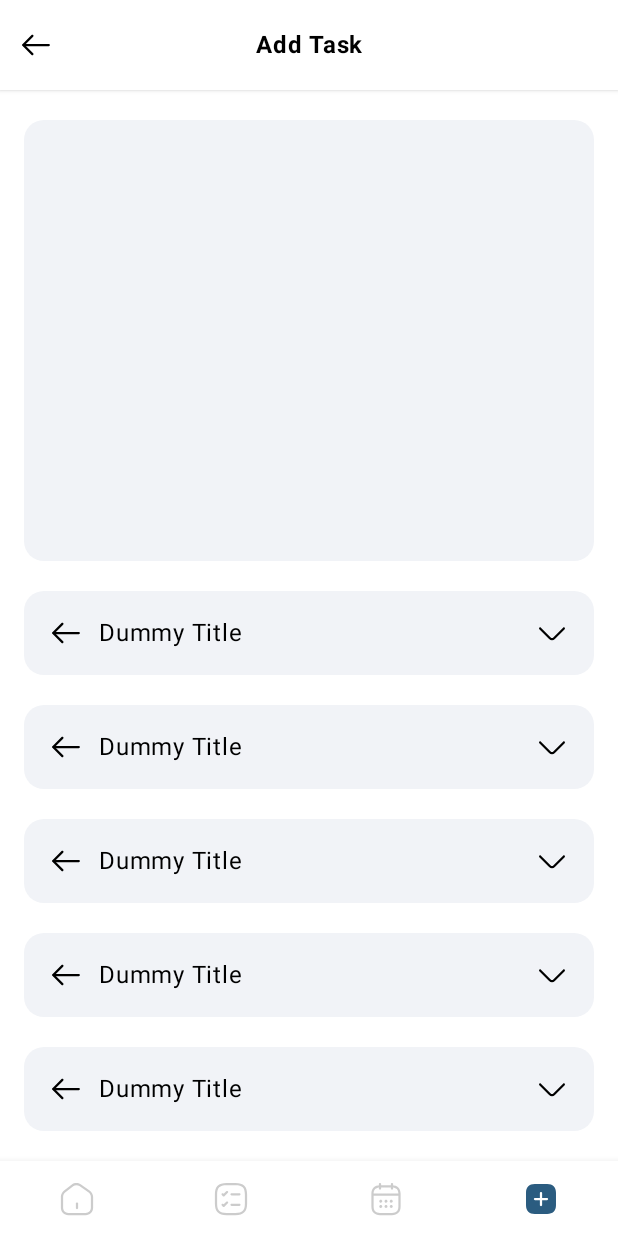
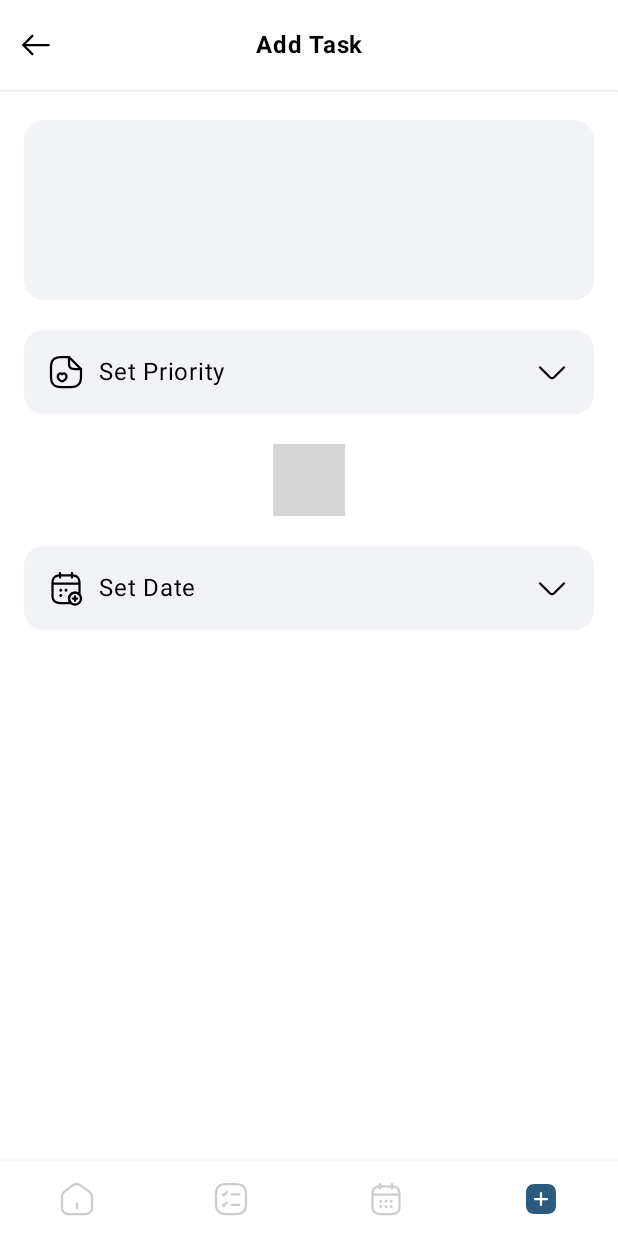
Before and after one commit to AssoulYasser/kotlin-to-do-project, an Android app built with Jetpack Compose: the screen it shows after launch (MainActivity), item 4 of the bottom bar chosen, on a phone screen of 412 x 824 dp. Run offline under Robolectric (Android 15) with nearby library versions, the phone set to English and light mode, and no system bars; our stand-ins replace window size class; libraries missing offline, so code that uses them is left out: com.maxkeppeker.sheets, com.maxkeppeler.sheets; 2 statements that could not run were skipped; grey boxes are pictures that could not be loaded.

Commit message:
adding calendar picker

```diff
--- a/app/src/main/java/com/example/roomtodolist/ui/screens/AddTaskScreen.kt
+++ b/app/src/main/java/com/example/roomtodolist/ui/screens/AddTaskScreen.kt
@@ -1,24 +1,27 @@
 package com.example.roomtodolist.ui.screens
 
+import android.os.Build
+import android.util.Log
+import android.widget.Toast
 import androidx.compose.animation.animateContentSize
-import androidx.compose.animation.core.FastOutSlowInEasing
-import androidx.compose.animation.core.LinearOutSlowInEasing
+import androidx.compose.animation.core.LinearEasing
 import androidx.compose.animation.core.tween
+import androidx.compose.foundation.BorderStroke
 import androidx.compose.foundation.background
 import androidx.compose.foundation.layout.Arrangement
 import androidx.compose.foundation.layout.Box
 import androidx.compose.foundation.layout.Column
-import androidx.compose.foundation.layout.ColumnScope
 import androidx.compose.foundation.layout.Row
-import androidx.compose.foundation.layout.Spacer
-import androidx.compose.foundation.layout.fillMaxHeight
 import androidx.compose.foundation.layout.fillMaxSize
 import androidx.compose.foundation.layout.fillMaxWidth
+import androidx.compose.foundation.layout.height
 import androidx.compose.foundation.layout.padding
 import androidx.compose.foundation.rememberScrollState
 import androidx.compose.foundation.shape.RoundedCornerShape
 import androidx.compose.foundation.verticalScroll
 import androidx.compose.material3.Button
+import androidx.compose.material3.ButtonDefaults
+import androidx.compose.material3.ExperimentalMaterial3Api
 import androidx.compose.material3.Icon
 import androidx.compose.material3.MaterialTheme
 import androidx.compose.material3.Surface
@@ -27,20 +30,28 @@ import androidx.compose.material3.TextField
 import androidx.compose.material3.TextFieldDefaults
 import androidx.compose.runtime.Composable
 import androidx.compose.runtime.MutableState
-import androidx.compose.runtime.getValue
 import androidx.compose.runtime.mutableStateOf
 import androidx.compose.runtime.remember
 import androidx.compose.ui.Alignment
 import androidx.compose.ui.Modifier
 import androidx.compose.ui.graphics.Color
+import androidx.compose.ui.platform.LocalContext
 import androidx.compose.ui.res.painterResource
 import androidx.compose.ui.unit.dp
+import androidx.compose.ui.unit.sp
 import androidx.navigation.NavHostController
 import com.example.roomtodolist.R
 import com.example.roomtodolist.ui.components.ActionBar
 import com.example.roomtodolist.ui.navigation.NavDestination
 import com.example.roomtodolist.ui.navigation.navigateTo
 import com.example.roomtodolist.ui.theme.StateColors
+import com.maxkeppeker.sheets.core.models.base.UseCaseState
+import com.maxkeppeler.sheets.calendar.CalendarDialog
+import com.maxkeppeler.sheets.calendar.models.CalendarConfig
+import com.maxkeppeler.sheets.calendar.models.CalendarSelection
+import com.maxkeppeler.sheets.calendar.models.CalendarStyle
+import java.time.LocalDate
+import java.util.Locale
 
 @Composable
 fun AddTaskScreen(
@@ -69,38 +80,15 @@ fun AddTaskScreen(
             horizontalAlignment = Alignment.CenterHorizontally
         ) {
             TaskTitle(taskTitleState)
-            AddTaskContainer(icon = R.drawable.outlined_arrow_left_icon, title = "Dummy Title") {
-                Button(onClick = { /*TODO*/ }) {
-                    Text(text = "Dummy Button")
-                }
-            }
-            AddTaskContainer(icon = R.drawable.outlined_arrow_left_icon, title = "Dummy Title") {
-                Button(onClick = { /*TODO*/ }) {
-                    Text(text = "Dummy Button")
-                }
-            }
-            AddTaskContainer(icon = R.drawable.outlined_arrow_left_icon, title = "Dummy Title") {
-                Button(onClick = { /*TODO*/ }) {
-                    Text(text = "Dummy Button")
-                }
-            }
-            AddTaskContainer(icon = R.drawable.outlined_arrow_left_icon, title = "Dummy Title") {
-                Button(onClick = { /*TODO*/ }) {
-                    Text(text = "Dummy Button")
-                }
-            }
-            AddTaskContainer(icon = R.drawable.outlined_arrow_left_icon, title = "Dummy Title") {
-                Button(onClick = { /*TODO*/ }) {
-                    Text(text = "Dummy Button")
-                }
-            }
+            PriorityCard()
+            DateCard()
         }
     }
 
 }
 
 @Composable
-private fun AddTaskContainer(
+private fun ExpandableCard(
     icon: Int,
     title: String,
     content: @Composable () -> Unit
@@ -110,7 +98,7 @@ private fun AddTaskContainer(
         shape = RoundedCornerShape(20f),
         modifier = Modifier
             .fillMaxWidth()
-            .animateContentSize(animationSpec = tween(300, easing = FastOutSlowInEasing)),
+            .animateContentSize(animationSpec = tween(300, easing = LinearEasing)),
         color = MaterialTheme.colorScheme.primaryContainer,
         onClick = {
             isOpen.value = !isOpen.value
@@ -156,7 +144,7 @@ private fun AddTaskContainer(
 }
 
 @Composable
-private fun ColumnScope.TaskTitle(
+private fun TaskTitle(
     taskTitleState: MutableState<String> = remember { mutableStateOf("") }
 ) {
     TextField(
@@ -183,6 +171,124 @@ private fun ColumnScope.TaskTitle(
         shape = RoundedCornerShape(20f),
         modifier = Modifier
             .fillMaxWidth()
-            .weight(2f)
+            .height(120.dp)
     )
 }
+
+@Composable
+fun PriorityCard(
+    selectedPriority: MutableState<String?> = remember { mutableStateOf(null) }
+) {
+    fun getColor(button: String) : Color {
+        return when(button) {
+            "Low" -> {
+                if (selectedPriority.value == button)
+                    Color.Green
+                else
+                    Color.Transparent
+            }
+            "Medium" -> {
+                if (selectedPriority.value == button)
+                    Color.Blue
+                else
+                    Color.Transparent
+            }
+            "High" -> {
+                if (selectedPriority.value == button)
+                    Color.Red
+                else
+                    Color.Transparent
+            }
+
+            else -> Color.Transparent
+        }
+    }
+    ExpandableCard(icon = R.drawable.outlined_document_favorite_icon, title = "Set Priority") {
+        Row(
+            modifier = Modifier.fillMaxWidth(),
+            verticalAlignment = Alignment.CenterVertically
+        ) {
+            Button(
+                onClick = { selectedPriority.value = "Low" },
+                colors = ButtonDefaults.buttonColors(containerColor = getColor("Low")),
+                border = BorderStroke(color = Color.Green, width = 2.dp),
+                modifier = Modifier
+                    .weight(1f)
+                    .padding(horizontal = 5.dp)
+            ) {
+                Text(text = "Low", fontSize = 12.sp, color = if (selectedPriority.value == "Low") Color.White else Color.Black)
+            }
+            Button(
+                onClick = { selectedPriority.value = "Medium" },
+                colors = ButtonDefaults.buttonColors(containerColor = getColor("Medium")),
+                border = BorderStroke(color = Color.Blue, width = 2.dp),
+                modifier = Modifier
+                    .weight(1f)
+                    .padding(horizontal = 5.dp)
+            ) {
+                Text(text = "Medium", fontSize = 12.sp, color = if (selectedPriority.value == "Medium") Color.White else Color.Black)
+            }
+            Button(
+                onClick = { selectedPriority.value = "High" },
+                colors = ButtonDefaults.buttonColors(containerColor = getColor("High")),
+                border = BorderStroke(color = Color.Red, width = 2.dp),
+                modifier = Modifier
+                    .weight(1f)
+                    .padding(horizontal = 5.dp)
+            ) {
+                Text(
+                    text = "High",
+                    fontSize = 12.sp,
+                    color = if (selectedPriority.value == "High") Color.White else Color.Black
+                )
+            }
+        }
+    }
+
+}
+
+@Composable
+fun DateCard(
+    dueTo: MutableState<LocalDate?> = remember { mutableStateOf(null) }
+) {
+    MyCalendarDialog(dueTo)
+    ExpandableCard(icon = R.drawable.outlined_calendar_add_icon, title = "Set Date") {
+        Column(
+            modifier = Modifier,
+            verticalArrangement = Arrangement.spacedBy(10.dp),
+            horizontalAlignment = Alignment.CenterHorizontally
+        ) {
+            Row(
+                modifier = Modifier,
+                horizontalArrangement = Arrangement.SpaceBetween,
+                verticalAlignment = Alignment.CenterVertically
+            ) {
+                Text(text = "due to: ")
+            }
+        }
+    }
+}
+
+@OptIn(ExperimentalMaterial3Api::class)
+@Composable
+fun MyCalendarDialog(dueTo: MutableState<LocalDate?>) {
+    val context = LocalContext.current
+    CalendarDialog(
+        state = UseCaseState(
+            visible = true
+        ),
+        selection = CalendarSelection.Date { date ->
+            if (Build.VERSION.SDK_INT >= Build.VERSION_CODES.O)
+                if (date.isAfter(LocalDate.now()) or date.isEqual(LocalDate.now()))
+                    dueTo.value = date
+                else
+                    Toast.makeText(context, "NO", Toast.LENGTH_LONG).show()
+            else
+                dueTo.value = date
+        },
+        config = CalendarConfig(
+            monthSelection = true,
+            yearSelection = true
+        )
+    )
+}
--- /dev/null
+++ b/app/src/main/res/drawable/outlined_calendar_add_icon.xml
@@ -0,0 +1,36 @@
+<vector xmlns:android="http://schemas.android.com/apk/res/android"
+    android:width="24dp"
+    android:height="24dp"
+    android:viewportWidth="24"
+    android:viewportHeight="24">
+  <path
+      android:pathData="M8,5.75C7.59,5.75 7.25,5.41 7.25,5V2C7.25,1.59 7.59,1.25 8,1.25C8.41,1.25 8.75,1.59 8.75,2V5C8.75,5.41 8.41,5.75 8,5.75Z"
+      android:fillColor="#292D32"/>
+  <path
+      android:pathData="M16,5.75C15.59,5.75 15.25,5.41 15.25,5V2C15.25,1.59 15.59,1.25 16,1.25C16.41,1.25 16.75,1.59 16.75,2V5C16.75,5.41 16.41,5.75 16,5.75Z"
+      android:fillColor="#292D32"/>
+  <path
+      android:pathData="M8.5,14.5C8.37,14.5 8.24,14.48 8.12,14.42C8,14.37 7.89,14.3 7.79,14.21C7.61,14.02 7.5,13.76 7.5,13.5C7.5,13.37 7.53,13.24 7.58,13.12C7.63,13 7.7,12.89 7.79,12.79C7.89,12.7 8,12.63 8.12,12.58C8.48,12.43 8.93,12.51 9.21,12.79C9.3,12.89 9.37,13 9.42,13.12C9.47,13.24 9.5,13.37 9.5,13.5C9.5,13.76 9.39,14.02 9.21,14.21C9.02,14.39 8.76,14.5 8.5,14.5Z"
+      android:fillColor="#292D32"/>
+  <path
+      android:pathData="M12,14.5C11.74,14.5 11.48,14.39 11.29,14.21C11.2,14.11 11.13,14 11.08,13.88C11.03,13.76 11,13.63 11,13.5C11,13.24 11.11,12.98 11.29,12.79C11.57,12.51 12.01,12.42 12.38,12.58C12.5,12.63 12.61,12.7 12.71,12.79C12.89,12.98 13,13.24 13,13.5C13,13.63 12.98,13.76 12.92,13.88C12.87,14 12.8,14.11 12.71,14.21C12.61,14.3 12.5,14.37 12.38,14.42C12.26,14.48 12.13,14.5 12,14.5Z"
+      android:fillColor="#292D32"/>
+  <path
+      android:pathData="M8.5,18C8.37,18 8.24,17.97 8.12,17.92C8,17.87 7.89,17.8 7.79,17.71C7.61,17.52 7.5,17.27 7.5,17C7.5,16.87 7.53,16.74 7.58,16.62C7.63,16.49 7.7,16.39 7.79,16.29C7.89,16.2 8,16.13 8.12,16.08C8.48,15.92 8.93,16.01 9.21,16.29C9.3,16.39 9.37,16.49 9.42,16.62C9.47,16.74 9.5,16.87 9.5,17C9.5,17.27 9.39,17.52 9.21,17.71C9.02,17.89 8.76,18 8.5,18Z"
+      android:fillColor="#292D32"/>
+  <path
+      android:pathData="M20.5,9.84H3.5C3.09,9.84 2.75,9.5 2.75,9.09C2.75,8.68 3.09,8.34 3.5,8.34H20.5C20.91,8.34 21.25,8.68 21.25,9.09C21.25,9.5 20.91,9.84 20.5,9.84Z"
+      android:fillColor="#292D32"/>
+  <path
+      android:pathData="M18,23.75C15.38,23.75 13.25,21.62 13.25,19C13.25,16.38 15.38,14.25 18,14.25C20.62,14.25 22.75,16.38 22.75,19C22.75,21.62 20.62,23.75 18,23.75ZM18,15.75C16.21,15.75 14.75,17.21 14.75,19C14.75,20.79 16.21,22.25 18,22.25C19.79,22.25 21.25,20.79 21.25,19C21.25,17.21 19.79,15.75 18,15.75Z"
+      android:fillColor="#292D32"/>
+  <path
+      android:pathData="M19.49,19.8H16.5C16.09,19.8 15.75,19.46 15.75,19.05C15.75,18.64 16.09,18.3 16.5,18.3H19.49C19.9,18.3 20.24,18.64 20.24,19.05C20.24,19.46 19.91,19.8 19.49,19.8Z"
+      android:fillColor="#292D32"/>
+  <path
+      android:pathData="M18,21.33C17.59,21.33 17.25,20.99 17.25,20.58V17.59C17.25,17.18 17.59,16.84 18,16.84C18.41,16.84 18.75,17.18 18.75,17.59V20.58C18.75,20.99 18.41,21.33 18,21.33Z"
+      android:fillColor="#292D32"/>
+  <path
+      android:pathData="M15.37,22.75H8C4.35,22.75 2.25,20.65 2.25,17V8.5C2.25,4.85 4.35,2.75 8,2.75H16C19.65,2.75 21.75,4.85 21.75,8.5V16.36C21.75,16.67 21.56,16.95 21.26,17.06C20.97,17.17 20.64,17.09 20.43,16.85C19.81,16.15 18.92,15.75 17.99,15.75C16.2,15.75 14.74,17.21 14.74,19C14.74,19.59 14.9,20.17 15.21,20.67C15.38,20.97 15.6,21.22 15.84,21.43C16.08,21.63 16.17,21.96 16.06,22.26C15.97,22.55 15.69,22.75 15.37,22.75ZM8,4.25C5.14,4.25 3.75,5.64 3.75,8.5V17C3.75,19.86 5.14,21.25 8,21.25H13.82C13.45,20.57 13.25,19.8 13.25,19C13.25,16.38 15.38,14.25 18,14.25C18.79,14.25 19.57,14.45 20.25,14.82V8.5C20.25,5.64 18.86,4.25 16,4.25H8Z"
+      android:fillColor="#292D32"/>
+</vector>
--- /dev/null
+++ b/app/src/main/res/drawable/outlined_document_favorite_icon.xml
@@ -0,0 +1,15 @@
+<vector xmlns:android="http://schemas.android.com/apk/res/android"
+    android:width="24dp"
+    android:height="24dp"
+    android:viewportWidth="24"
+    android:viewportHeight="24">
+  <path
+      android:pathData="M15,22.75H9C3.57,22.75 1.25,20.43 1.25,15V9C1.25,3.57 3.57,1.25 9,1.25H14C14.41,1.25 14.75,1.59 14.75,2C14.75,2.41 14.41,2.75 14,2.75H9C4.39,2.75 2.75,4.39 2.75,9V15C2.75,19.61 4.39,21.25 9,21.25H15C19.61,21.25 21.25,19.61 21.25,15V10C21.25,9.59 21.59,9.25 22,9.25C22.41,9.25 22.75,9.59 22.75,10V15C22.75,20.43 20.43,22.75 15,22.75Z"
+      android:fillColor="#292D32"/>
+  <path
+      android:pathData="M22,10.75H18C14.58,10.75 13.25,9.42 13.25,6V2C13.25,1.7 13.43,1.42 13.71,1.31C13.99,1.19 14.31,1.26 14.53,1.47L22.53,9.47C22.74,9.68 22.81,10.01 22.69,10.29C22.57,10.57 22.3,10.75 22,10.75ZM14.75,3.81V6C14.75,8.58 15.42,9.25 18,9.25H20.19L14.75,3.81Z"
+      android:fillColor="#292D32"/>
+  <path
+      android:pathData="M9.419,18.95C8.549,18.95 6.529,17.89 5.909,15.95C5.479,14.61 5.979,12.86 7.529,12.36C8.179,12.15 8.869,12.24 9.419,12.58C9.959,12.24 10.659,12.15 11.319,12.36C12.869,12.86 13.369,14.61 12.939,15.95C12.309,17.93 10.189,18.95 9.419,18.95ZM7.329,15.5C7.749,16.81 9.169,17.43 9.429,17.45C9.709,17.42 11.109,16.73 11.499,15.5C11.709,14.84 11.499,14 10.849,13.79C10.579,13.7 10.209,13.75 10.039,14.01C9.899,14.22 9.679,14.34 9.429,14.35C9.159,14.35 8.949,14.24 8.809,14.04C8.599,13.75 8.239,13.71 7.979,13.8C7.339,14 7.119,14.84 7.329,15.5Z"
+      android:fillColor="#292D32"/>
+</vector>
```
Also changed, not shown: app/build.gradle.kts (+7 -1 lines).
